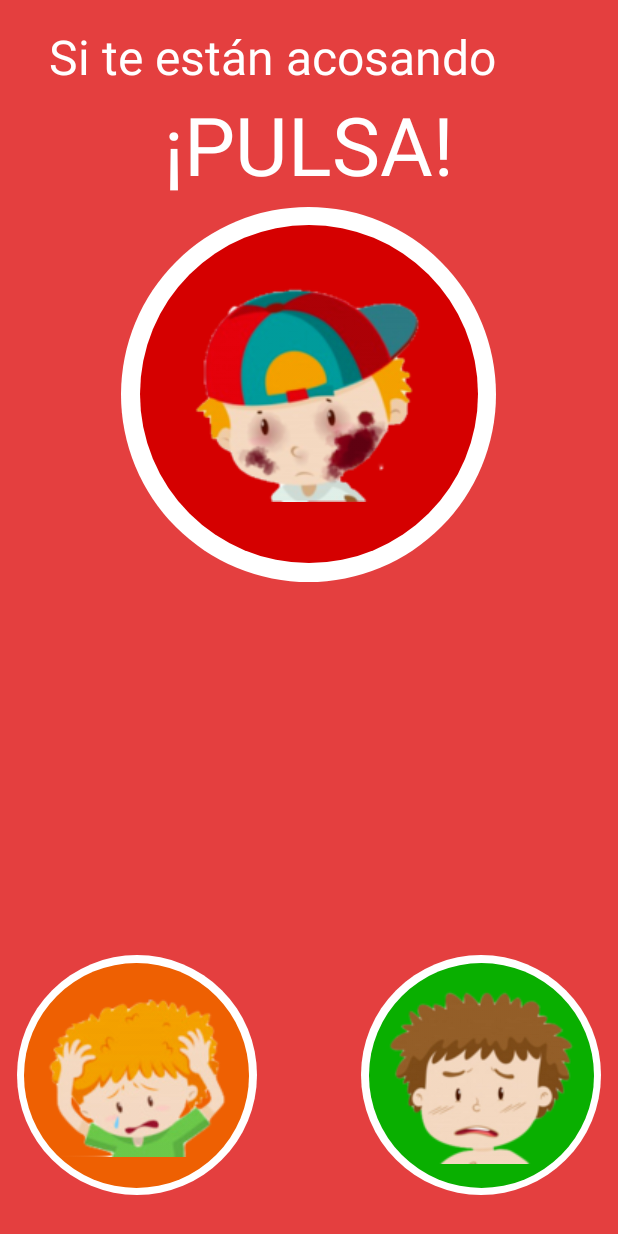
After one commit to ivancolomer/hackathon, an Android app: the AlertsMenu screen opened directly, with no data from a screen before it, on a phone screen of 412 x 824 dp. The commit adds this screen. Run offline under Robolectric (Android 15) with nearby library versions, the phone set to English and light mode, and no system bars.

Commit message:
Alerts menu done!

```diff
--- a/app/src/main/AndroidManifest.xml
+++ b/app/src/main/AndroidManifest.xml
@@ -17,13 +17,13 @@
         <activity android:name=".MainActivity">
             <intent-filter>
                 <action android:name="android.intent.action.MAIN" />
-
                 <category android:name="android.intent.category.LAUNCHER" />
             </intent-filter>
         </activity>
-
-        <activity android:name=".LoginAct" android:theme="@style/AppTheme.Dark"/>
-
+        <activity
+            android:name=".LoginAct"
+            android:theme="@style/AppTheme.Dark" />
+        <activity android:name=".AlertsMenu" android:theme="@style/AppTheme.Dark"></activity>
     </application>
 
 </manifest>
--- /dev/null
+++ b/app/src/main/java/com/ibar/protectme/AlertsMenu.java
@@ -0,0 +1,13 @@
+package com.ibar.protectme;
+
+import android.support.v7.app.AppCompatActivity;
+import android.os.Bundle;
+
+public class AlertsMenu extends AppCompatActivity {
+
+    @Override
+    protected void onCreate(Bundle savedInstanceState) {
+        super.onCreate(savedInstanceState);
+        setContentView(R.layout.activity_alerts_menu);
+    }
+}
--- a/app/src/main/java/com/ibar/protectme/LoginAct.java
+++ b/app/src/main/java/com/ibar/protectme/LoginAct.java
@@ -1,6 +1,7 @@
 package com.ibar.protectme;
 
 import android.app.ProgressDialog;
+import android.content.Context;
 import android.os.Bundle;
 import android.support.v7.app.AppCompatActivity;
 import android.util.Log;
@@ -27,10 +28,18 @@ public class LoginAct extends AppCompatActivity {
         setContentView(R.layout.activity_log);
         ButterKnife.bind(this);
 
+        findViewById(R.id.next).setOnClickListener(view -> goToAlertsMenu());
+
         _loginButton = findViewById(R.id.btn_login);
         _loginButton.setOnClickListener(v -> login());
 
     }
+
+    private void goToAlertsMenu() {
+        Intent intent = new Intent(this, AlertsMenu.class);
+        startActivity(intent);
+    }
+
 
     public void login() {
         Log.d(TAG, "Login");
--- /dev/null
+++ b/app/src/main/res/drawable/round_button_green.xml
@@ -0,0 +1,8 @@
+<?xml version="1.0" encoding="utf-8"?>
+<selector xmlns:android="http://schemas.android.com/apk/res/android">
+    <item>
+        <shape android:shape="oval">
+            <solid android:color="#09af00"/>
+        </shape>
+    </item>
+</selector>
--- /dev/null
+++ b/app/src/main/res/drawable/round_button_orange.xml
@@ -0,0 +1,8 @@
+<?xml version="1.0" encoding="utf-8"?>
+<selector xmlns:android="http://schemas.android.com/apk/res/android">
+    <item>
+        <shape android:shape="oval">
+            <solid android:color="#ee6002"/>
+        </shape>
+    </item>
+</selector>
--- /dev/null
+++ b/app/src/main/res/drawable/round_button_red.xml
@@ -0,0 +1,8 @@
+<?xml version="1.0" encoding="utf-8"?>
+<selector xmlns:android="http://schemas.android.com/apk/res/android">
+    <item>
+        <shape android:shape="oval">
+            <solid android:color="#D50000"/>
+        </shape>
+    </item>
+</selector>
--- /dev/null
+++ b/app/src/main/res/drawable/round_button_white.xml
@@ -0,0 +1,8 @@
+<?xml version="1.0" encoding="utf-8"?>
+<selector xmlns:android="http://schemas.android.com/apk/res/android">
+    <item>
+        <shape android:shape="oval">
+            <solid android:color="#FFFFFF"/>
+        </shape>
+    </item>
+</selector>
--- /dev/null
+++ b/app/src/main/res/layout/activity_alerts_menu.xml
@@ -0,0 +1,90 @@
+<?xml version="1.0" encoding="utf-8"?>
+<RelativeLayout
+    xmlns:android="http://schemas.android.com/apk/res/android"
+    xmlns:app="http://schemas.android.com/apk/res-auto"
+    xmlns:tools="http://schemas.android.com/tools"
+    android:layout_width="match_parent"
+    android:layout_height="match_parent"
+    tools:context=".AlertsMenu">
+
+    <TextView
+        android:layout_width="wrap_content"
+        android:layout_height="wrap_content"
+        android:text="Si te están acosando      "
+        android:textSize="32sp"
+        android:textColor="#FFFFFF"
+        android:layout_centerHorizontal="true"
+        android:layout_marginTop="16dp"/>
+
+    <TextView
+        android:layout_width="wrap_content"
+        android:layout_height="wrap_content"
+        android:text="¡PULSA!"
+        android:textSize="54sp"
+        android:textColor="#FFFFFF"
+        android:layout_centerHorizontal="true"
+        android:layout_marginTop="60dp"/>
+
+    <ImageButton
+        android:layout_width="250dp"
+        android:layout_height="250dp"
+        android:background="@drawable/round_button_white"
+        android:layout_centerHorizontal="true"
+        android:layout_marginTop="138dp"
+        />
+
+    <ImageButton
+        android:id="@+id/redButton"
+        android:layout_width="225dp"
+        android:layout_height="225dp"
+        android:src="@drawable/proba"
+        android:background="@drawable/round_button_red"
+        android:layout_centerHorizontal="true"
+        android:layout_marginTop="150dp"
+        />
+
+    <ImageButton
+        android:layout_width="160dp"
+        android:layout_height="160dp"
+        android:background="@drawable/round_button_white"
+        android:layout_alignParentBottom="true"
+        android:layout_marginLeft="11dp"
+        android:layout_marginBottom="27dp"
+        />
+
+    <ImageButton
+        android:id="@+id/orangeButton"
+        android:layout_width="150dp"
+        android:layout_height="150dp"
+        android:background="@drawable/round_button_orange"
+        android:src="@drawable/orange_button"
+        android:layout_alignParentBottom="true"
+        android:layout_marginLeft="16dp"
+        android:layout_marginBottom="32dp"
+        />
+
+    <ImageButton
+        android:layout_width="160dp"
+        android:layout_height="160dp"
+        android:background="@drawable/round_button_white"
+        android:src="@drawable/green_button"
+        android:layout_alignParentBottom="true"
+        android:layout_alignParentRight="true"
+        android:layout_marginRight="11dp"
+        android:layout_marginBottom="27dp"
+        />
+
+    <ImageButton
+        android:id="@+id/greenButton"
+        android:layout_width="150dp"
+        android:layout_height="150dp"
+        android:background="@drawable/round_button_green"
+        android:src="@drawable/green_button"
+        android:layout_alignParentBottom="true"
+        android:layout_alignParentRight="true"
+        android:layout_marginRight="16dp"
+        android:layout_marginBottom="32dp"
+        />
+
+
+</RelativeLayout>
--- a/app/src/main/res/layout/activity_log.xml
+++ b/app/src/main/res/layout/activity_log.xml
@@ -56,5 +56,11 @@
             android:padding="12dp"
             android:text="Login"/>
 
+        <Button
+            android:id="@+id/next"
+            android:layout_width="wrap_content"
+            android:layout_height="wrap_content"
+            android:text="NEXT"/>
+
 
     </LinearLayout>
```
Also changed, not shown: app/src/main/res/drawable/green_button.png (added), app/src/main/res/drawable/orange_button.png (added), app/src/main/res/drawable/proba.png (added), app/src/main/res/drawable/red_button.png (added).
